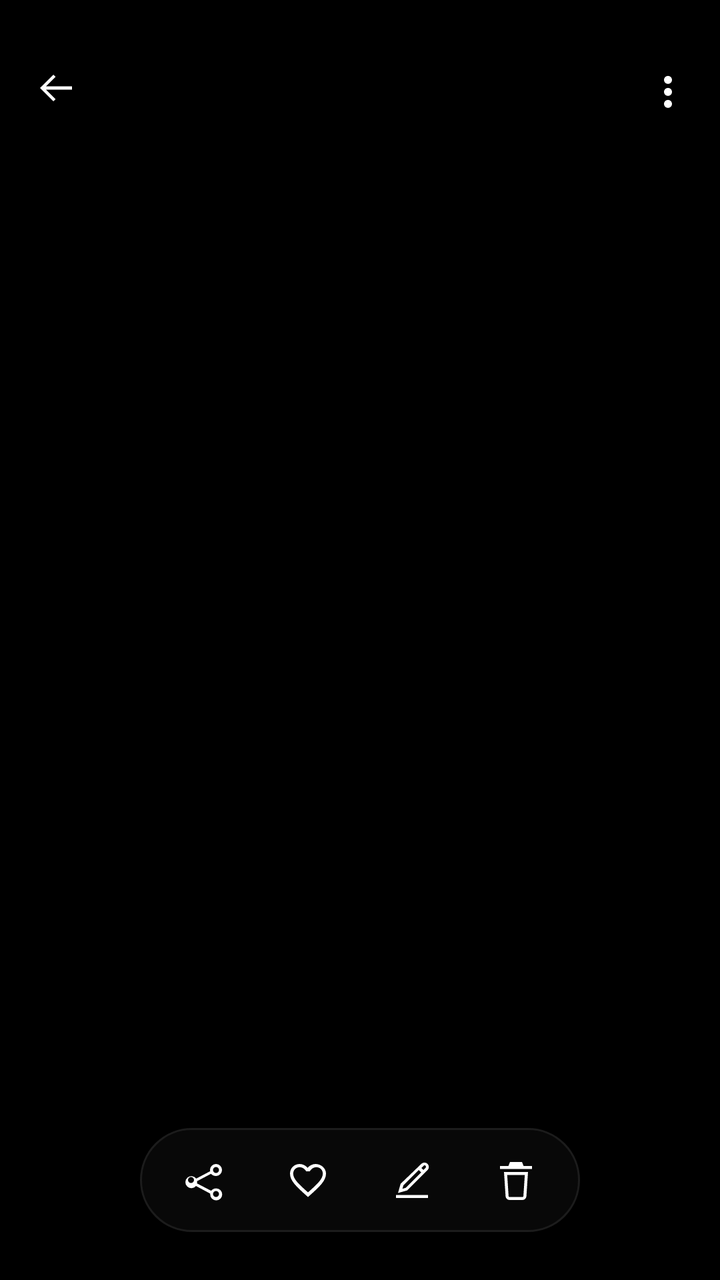
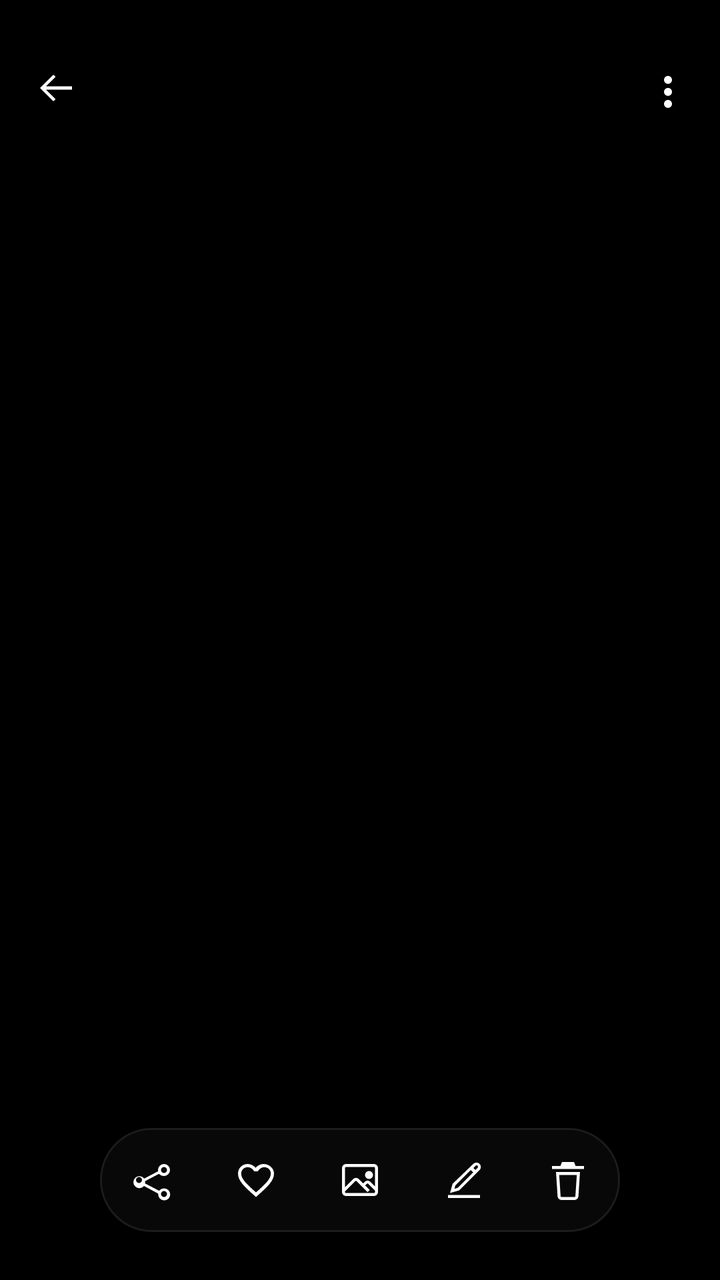

Compare the two renders of this Android layout. The source of the first and the diff that turns it into the second are given below.
<!-- AndroidManifest.xml: activity theme Theme.GallerySearch.Viewer -->
<!-- res/layout/activity_viewer.xml -->
<?xml version="1.0" encoding="utf-8"?>
<FrameLayout xmlns:android="http://schemas.android.com/apk/res/android"
    android:id="@+id/viewerRoot"
    android:layout_width="match_parent"
    android:layout_height="match_parent"
    android:background="#000000">

    <androidx.viewpager2.widget.ViewPager2
        android:id="@+id/viewPager"
        android:layout_width="match_parent"
        android:layout_height="match_parent" />

    <FrameLayout
        android:id="@+id/topBar"
        android:layout_width="match_parent"
        android:layout_height="96dp"
        android:background="@drawable/viewer_top_gradient"
        android:paddingTop="20dp">

        <ImageButton
            android:id="@+id/backBtn"
            android:layout_width="48dp"
            android:layout_height="48dp"
            android:layout_gravity="start|top"
            android:layout_marginStart="4dp"
            android:background="@android:color/transparent"
            android:contentDescription="Back"
            android:padding="12dp"
            android:src="@drawable/ic_fluent_back_24_regular"
            android:tint="#FFFFFF" />

        <TextView
            android:id="@+id/fileNameText"
            android:layout_width="match_parent"
            android:layout_height="wrap_content"
            android:layout_gravity="bottom"
            android:ellipsize="middle"
            android:includeFontPadding="false"
            android:paddingStart="16dp"
            android:paddingEnd="64dp"
            android:paddingBottom="12dp"
            android:singleLine="true"
            android:textColor="#FFFFFF"
            android:textSize="13sp" />

        <ImageButton
            android:id="@+id/infoBtn"
            android:layout_width="48dp"
            android:layout_height="48dp"
            android:layout_gravity="end|top"
            android:layout_marginEnd="4dp"
            android:background="@android:color/transparent"
            android:contentDescription="Info"
            android:padding="12dp"
            android:src="@drawable/ic_fluent_more_24_regular"
            android:tint="#FFFFFF" />
    </FrameLayout>

    <LinearLayout
        android:id="@+id/viewerPill"
        android:layout_width="220dp"
        android:layout_height="52dp"
        android:layout_gravity="bottom|center_horizontal"
        android:layout_marginBottom="24dp"
        android:background="@drawable/pill_bg"
        android:gravity="center"
        android:orientation="horizontal">

        <ImageButton
            android:id="@+id/shareBtn"
            android:layout_width="52dp"
            android:layout_height="52dp"
            android:background="@android:color/transparent"
            android:contentDescription="Share"
            android:padding="15dp"
            android:src="@drawable/ic_fluent_share_24_regular"
            android:tint="#FFFFFF" />

        <ImageButton
            android:id="@+id/favoriteBtn"
            android:layout_width="52dp"
            android:layout_height="52dp"
            android:background="@android:color/transparent"
            android:contentDescription="Favorite"
            android:padding="15dp"
            android:src="@drawable/ic_fluent_heart_24_regular"
            android:tint="#FFFFFF" />

        <ImageButton
            android:id="@+id/editBtn"
            android:layout_width="52dp"
            android:layout_height="52dp"
            android:background="@android:color/transparent"
            android:contentDescription="Edit"
            android:padding="15dp"
            android:src="@drawable/ic_fluent_edit_24_regular"
            android:tint="#FFFFFF" />

        <ImageButton
            android:id="@+id/deleteBtn"
            android:layout_width="52dp"
            android:layout_height="52dp"
            android:background="@android:color/transparent"
            android:contentDescription="Delete"
            android:padding="15dp"
            android:src="@drawable/ic_fluent_delete_24_regular"
            android:tint="#FFFFFF" />
    </LinearLayout>

    <LinearLayout
        android:id="@+id/infoPanel"
        android:layout_width="match_parent"
        android:layout_height="wrap_content"
        android:layout_gravity="bottom"
        android:background="#0A0A0A"
        android:orientation="vertical"
        android:paddingStart="24dp"
        android:paddingTop="24dp"
        android:paddingEnd="24dp"
        android:paddingBottom="36dp"
        android:translationY="320dp">

        <TextView
            android:id="@+id/infoDate"
            android:layout_width="match_parent"
            android:layout_height="wrap_content"
            android:fontFamily="sans-serif-light"
            android:includeFontPadding="false"
            android:textColor="#FFFFFF"
            android:textSize="22sp" />

        <TextView
            android:id="@+id/infoSummary"
            android:layout_width="match_parent"
            android:layout_height="wrap_content"
            android:includeFontPadding="false"
            android:paddingTop="14dp"
            android:textColor="#8A8A8A"
            android:textSize="13sp" />

        <TextView
            android:id="@+id/infoCamera"
            android:layout_width="match_parent"
            android:layout_height="wrap_content"
            android:includeFontPadding="false"
            android:paddingTop="10dp"
            android:textColor="#8A8A8A"
            android:textSize="13sp"
            android:visibility="gone" />

        <LinearLayout
            android:id="@+id/infoLocationRow"
            android:layout_width="match_parent"
            android:layout_height="wrap_content"
            android:layout_marginTop="14dp"
            android:gravity="center_vertical"
            android:orientation="horizontal"
            android:visibility="gone">

            <View
                android:layout_width="8dp"
                android:layout_height="8dp"
                android:layout_marginEnd="8dp"
                android:background="#3B9EFF" />

            <TextView
                android:id="@+id/infoLocation"
                android:layout_width="match_parent"
                android:layout_height="wrap_content"
                android:includeFontPadding="false"
                android:textColor="#FFFFFF"
                android:textSize="14sp" />
        </LinearLayout>

        <LinearLayout
            android:id="@+id/infoTags"
            android:layout_width="match_parent"
            android:layout_height="wrap_content"
            android:layout_marginTop="14dp"
            android:orientation="horizontal"
            android:visibility="gone" />
    </LinearLayout>
</FrameLayout>
<!-- resources referenced by this layout -->
<resources>
  <!-- drawable ic_fluent_back_24_regular (drawable) -->
  <vector xmlns:android="http://schemas.android.com/apk/res/android"
      android:width="24dp"
      android:height="24dp"
      android:viewportWidth="24"
      android:viewportHeight="24">
      <path android:fillColor="#FFFFFFFF" android:pathData="M10.7,5.3L4,12l6.7,6.7l1.1,-1.1L7,12.8h13v-1.6H7l4.8,-4.8z"/>
  </vector>
  <!-- drawable ic_fluent_delete_24_regular (drawable) -->
  <vector xmlns:android="http://schemas.android.com/apk/res/android"
      android:width="24dp"
      android:height="24dp"
      android:viewportWidth="24"
      android:viewportHeight="24">
      <path android:fillColor="#FFFFFFFF" android:pathData="M9,3h6l0.8,2H20v1.5H4V5h4.2zM6,8h12l-0.8,12.2A2,2 0,0 1,15.2 22H8.8a2,2 0,0 1,-2,-1.8zM7.6,9.5l0.7,10.6c0,0.2 0.2,0.4 0.5,0.4h6.4c0.3,0 0.5,-0.2 0.5,-0.4l0.7,-10.6z"/>
  </vector>
  <!-- drawable ic_fluent_more_24_regular (drawable) -->
  <vector xmlns:android="http://schemas.android.com/apk/res/android"
      android:width="24dp"
      android:height="24dp"
      android:viewportWidth="24"
      android:viewportHeight="24">
      <path android:fillColor="#FFFFFFFF" android:pathData="M12,8a2,2 0,1 0,0 -0.1zM12,14a2,2 0,1 0,0 -0.1zM12,20a2,2 0,1 0,0 -0.1z"/>
  </vector>
  <!-- drawable pill_bg (drawable) -->
  <?xml version="1.0" encoding="utf-8"?>
  <shape xmlns:android="http://schemas.android.com/apk/res/android"
      android:shape="rectangle">
      <corners android:radius="26dp" />
      <solid android:color="#D90A0A0A" />
      <stroke
          android:width="1dp"
          android:color="@color/metroBgSurface" />
  </shape>
  <!-- drawable viewer_top_gradient (drawable) -->
  <?xml version="1.0" encoding="utf-8"?>
  <shape xmlns:android="http://schemas.android.com/apk/res/android">
      <gradient
          android:angle="270"
          android:startColor="#CC000000"
          android:endColor="#00000000" />
  </shape>
  <style name="Theme.GallerySearch.Viewer" parent="Theme.GallerySearch">
          <item name="android:windowFullscreen">false</item>
          <item name="android:windowDrawsSystemBarBackgrounds">true</item>
          <item name="android:statusBarColor">#00000000</item>
          <item name="android:navigationBarColor">@color/metroNavBar</item>
          <item name="android:windowContentTransitions">true</item>
      </style>
  <color name="metroBgSurface">#FF1C1C1C</color>
  <color name="metroNavBar">#FF000000</color>
  <color name="metroStatusBar">#FF0A0A0A</color>
  <color name="metroAccent">#FF3B9EFF</color>
  <!-- unchanged entries left out for length: 4 -->
</resources>

<!-- the commit's change to res/layout/activity_viewer.xml (unified diff, before → after) -->
@@ -10,6 +10,13 @@
         android:layout_width="match_parent"
         android:layout_height="match_parent" />
 
+    <View
+        android:id="@+id/bottomGradient"
+        android:layout_width="match_parent"
+        android:layout_height="160dp"
+        android:layout_gravity="bottom"
+        android:background="@drawable/viewer_bottom_gradient" />
+
     <FrameLayout
         android:id="@+id/topBar"
         android:layout_width="match_parent"
@@ -30,18 +37,47 @@
             android:tint="#FFFFFF" />
 
         <TextView
-            android:id="@+id/fileNameText"
+            android:id="@+id/positionCounter"
+            android:layout_width="wrap_content"
+            android:layout_height="wrap_content"
+            android:layout_gravity="center_horizontal|top"
+            android:layout_marginTop="15dp"
+            android:fontFamily="sans-serif-light"
+            android:includeFontPadding="false"
+            android:textColor="#8A8A8A"
+            android:textSize="13sp" />
+
+        <LinearLayout
             android:layout_width="match_parent"
             android:layout_height="wrap_content"
             android:layout_gravity="bottom"
-            android:ellipsize="middle"
-            android:includeFontPadding="false"
+            android:orientation="vertical"
             android:paddingStart="16dp"
             android:paddingEnd="64dp"
-            android:paddingBottom="12dp"
-            android:singleLine="true"
-            android:textColor="#FFFFFF"
-            android:textSize="13sp" />
+            android:paddingBottom="10dp">
+
+            <TextView
+                android:id="@+id/fileNameText"
+                android:layout_width="match_parent"
+                android:layout_height="wrap_content"
+                android:ellipsize="middle"
+                android:includeFontPadding="false"
+                android:singleLine="true"
+                android:textColor="#FFFFFF"
+                android:textSize="13sp" />
+
+            <TextView
+                android:id="@+id/topBarDate"
+                android:layout_width="match_parent"
+                android:layout_height="wrap_content"
+                android:ellipsize="end"
+                android:includeFontPadding="false"
+                android:paddingTop="2dp"
+                android:singleLine="true"
+                android:textColor="#6F6F6F"
+                android:textSize="12sp"
+                android:visibility="gone" />
+        </LinearLayout>
 
         <ImageButton
             android:id="@+id/infoBtn"
@@ -58,7 +94,7 @@
 
     <LinearLayout
         android:id="@+id/viewerPill"
-        android:layout_width="220dp"
+        android:layout_width="260dp"
         android:layout_height="52dp"
         android:layout_gravity="bottom|center_horizontal"
         android:layout_marginBottom="24dp"
@@ -68,7 +104,8 @@
 
         <ImageButton
             android:id="@+id/shareBtn"
-            android:layout_width="52dp"
+            android:layout_width="0dp"
+            android:layout_weight="1"
             android:layout_height="52dp"
             android:background="@android:color/transparent"
             android:contentDescription="Share"
@@ -78,7 +115,8 @@
 
         <ImageButton
             android:id="@+id/favoriteBtn"
-            android:layout_width="52dp"
+            android:layout_width="0dp"
+            android:layout_weight="1"
             android:layout_height="52dp"
             android:background="@android:color/transparent"
             android:contentDescription="Favorite"
@@ -87,8 +125,20 @@
             android:tint="#FFFFFF" />
 
         <ImageButton
+            android:id="@+id/wallpaperBtn"
+            android:layout_width="0dp"
+            android:layout_weight="1"
+            android:layout_height="52dp"
+            android:background="@android:color/transparent"
+            android:contentDescription="Set as wallpaper"
+            android:padding="15dp"
+            android:src="@drawable/ic_fluent_image_24_regular"
+            android:tint="#FFFFFF" />
+
+        <ImageButton
             android:id="@+id/editBtn"
-            android:layout_width="52dp"
+            android:layout_width="0dp"
+            android:layout_weight="1"
             android:layout_height="52dp"
             android:background="@android:color/transparent"
             android:contentDescription="Edit"
@@ -98,7 +148,8 @@
 
         <ImageButton
             android:id="@+id/deleteBtn"
-            android:layout_width="52dp"
+            android:layout_width="0dp"
+            android:layout_weight="1"
             android:layout_height="52dp"
             android:background="@android:color/transparent"
             android:contentDescription="Delete"
@@ -115,10 +166,17 @@
         android:background="#0A0A0A"
         android:orientation="vertical"
         android:paddingStart="24dp"
-        android:paddingTop="24dp"
+        android:paddingTop="14dp"
         android:paddingEnd="24dp"
         android:paddingBottom="36dp"
         android:translationY="320dp">
+
+        <View
+            android:layout_width="28dp"
+            android:layout_height="4dp"
+            android:layout_gravity="center_horizontal"
+            android:layout_marginBottom="18dp"
+            android:background="@drawable/info_drag_handle" />
 
         <TextView
             android:id="@+id/infoDate"
@@ -149,7 +207,7 @@
             android:visibility="gone" />
 
         <LinearLayout
-            android:id="@+id/infoLocationRow"
+            android:id="@+id/infoDurationRow"
             android:layout_width="match_parent"
             android:layout_height="wrap_content"
             android:layout_marginTop="14dp"
@@ -164,6 +222,30 @@
                 android:background="#3B9EFF" />
 
             <TextView
+                android:id="@+id/infoDuration"
+                android:layout_width="match_parent"
+                android:layout_height="wrap_content"
+                android:includeFontPadding="false"
+                android:textColor="#FFFFFF"
+                android:textSize="14sp" />
+        </LinearLayout>
+
+        <LinearLayout
+            android:id="@+id/infoLocationRow"
+            android:layout_width="match_parent"
+            android:layout_height="wrap_content"
+            android:layout_marginTop="14dp"
+            android:gravity="center_vertical"
+            android:orientation="horizontal"
+            android:visibility="gone">
+
+            <View
+                android:layout_width="8dp"
+                android:layout_height="8dp"
+                android:layout_marginEnd="8dp"
+                android:background="#3B9EFF" />
+
+            <TextView
                 android:id="@+id/infoLocation"
                 android:layout_width="match_parent"
                 android:layout_height="wrap_content"
<!-- resource entries referenced after the edit -->
@@ -16,6 +16,14 @@
       android:viewportHeight="24">
       <path android:fillColor="#FFFFFFFF" android:pathData="M9,3h6l0.8,2H20v1.5H4V5h4.2zM6,8h12l-0.8,12.2A2,2 0,0 1,15.2 22H8.8a2,2 0,0 1,-2,-1.8zM7.6,9.5l0.7,10.6c0,0.2 0.2,0.4 0.5,0.4h6.4c0.3,0 0.5,-0.2 0.5,-0.4l0.7,-10.6z"/>
   </vector>
+  <!-- drawable ic_fluent_image_24_regular (drawable) -->
+  <vector xmlns:android="http://schemas.android.com/apk/res/android"
+      android:width="24dp"
+      android:height="24dp"
+      android:viewportWidth="24"
+      android:viewportHeight="24">
+      <path android:fillColor="#FFFFFFFF" android:pathData="M5,4h14a2,2 0,0 1,2 2v12a2,2 0,0 1,-2 2H5a2,2 0,0 1,-2 -2V6a2,2 0,0 1,2 -2m0,1.5A0.5,0.5 0,0 0,4.5 6v9.6l4.1,-4.1a2,2 0,0 1,2.8 0l2.2,2.2l0.8,-0.8a2,2 0,0 1,2.8 0l2.3,2.3V6a0.5,0.5 0,0 0,-0.5 -0.5zM19,18.5a0.5,0.5 0,0 0,0.5 -0.5v-0.7l-3.4,-3.4a0.5,0.5 0,0 0,-0.7 0l-0.8,0.8l2.3,2.3l-1.1,1.1l-5.5,-5.5a0.5,0.5 0,0 0,-0.7 0l-5.1,5.1V18a0.5,0.5 0,0 0,0.5 0.5zM16.5,7.5a2,2 0,1 1,0 4a2,2 0,0 1,0 -4"/>
+  </vector>
   <!-- drawable ic_fluent_more_24_regular (drawable) -->
   <vector xmlns:android="http://schemas.android.com/apk/res/android"
       android:width="24dp"
@@ -24,6 +32,13 @@
       android:viewportHeight="24">
       <path android:fillColor="#FFFFFFFF" android:pathData="M12,8a2,2 0,1 0,0 -0.1zM12,14a2,2 0,1 0,0 -0.1zM12,20a2,2 0,1 0,0 -0.1z"/>
   </vector>
+  <!-- drawable info_drag_handle (drawable) -->
+  <?xml version="1.0" encoding="utf-8"?>
+  <shape xmlns:android="http://schemas.android.com/apk/res/android"
+      android:shape="rectangle">
+      <corners android:radius="2dp" />
+      <solid android:color="#333333" />
+  </shape>
   <!-- drawable pill_bg (drawable) -->
   <?xml version="1.0" encoding="utf-8"?>
   <shape xmlns:android="http://schemas.android.com/apk/res/android"
@@ -33,6 +48,14 @@
       <stroke
           android:width="1dp"
           android:color="@color/metroBgSurface" />
+  </shape>
+  <!-- drawable viewer_bottom_gradient (drawable) -->
+  <?xml version="1.0" encoding="utf-8"?>
+  <shape xmlns:android="http://schemas.android.com/apk/res/android">
+      <gradient
+          android:angle="90"
+          android:startColor="#CC000000"
+          android:endColor="#00000000" />
   </shape>
   <!-- drawable viewer_top_gradient (drawable) -->
   <?xml version="1.0" encoding="utf-8"?>
